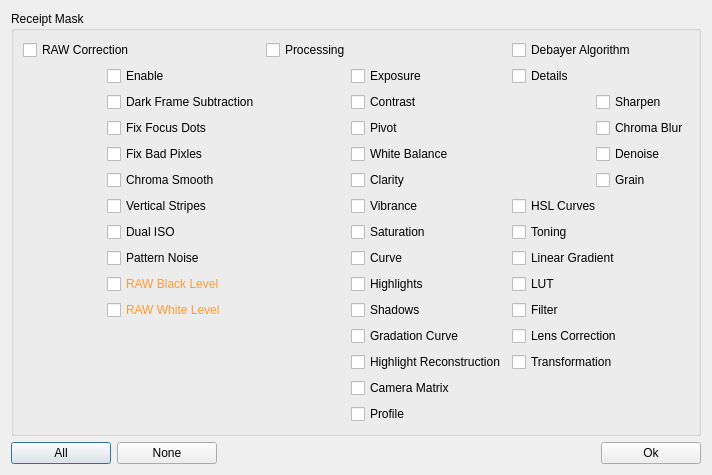
Old version of the form platform/qt/ReceiptCopyMaskDialog.ui in the repository ilia3101/MLV-App.
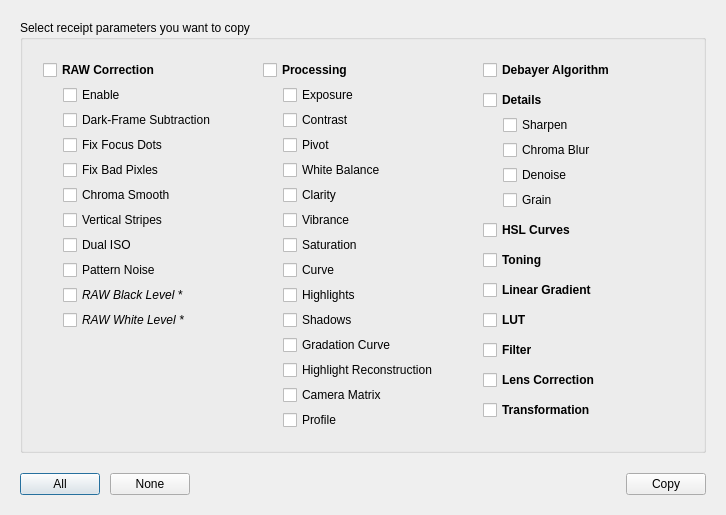
New version of the form.

The edit to the form file:
```diff
--- a/platform/qt/ReceiptCopyMaskDialog.ui
+++ b/platform/qt/ReceiptCopyMaskDialog.ui
@@ -2,31 +2,58 @@
 <ui version="4.0">
  <class>ReceiptCopyMaskDialog</class>
  <widget class="QDialog" name="ReceiptCopyMaskDialog">
-  <property name="geometry">
-   <rect>
-    <x>0</x>
-    <y>0</y>
-    <width>712</width>
-    <height>406</height>
-   </rect>
-  </property>
   <property name="windowTitle">
    <string>Receipt Mask Setup</string>
   </property>
-  <layout class="QGridLayout" name="gridLayout_3">
-   <item row="0" column="0" colspan="4">
+  <layout class="QVBoxLayout" name="verticalLayout_8">
+   <property name="spacing">
+    <number>20</number>
+   </property>
+   <property name="leftMargin">
+    <number>20</number>
+   </property>
+   <property name="topMargin">
+    <number>20</number>
+   </property>
+   <property name="rightMargin">
+    <number>20</number>
+   </property>
+   <property name="bottomMargin">
+    <number>20</number>
+   </property>
+   <item>
     <widget class="QGroupBox" name="groupBox">
      <property name="title">
-      <string>Receipt Mask</string>
+      <string>Select receipt parameters you want to copy</string>
      </property>
-     <layout class="QGridLayout" name="gridLayout_2">
+     <layout class="QGridLayout" name="gridLayout" columnminimumwidth="200,200,200">
+      <property name="leftMargin">
+       <number>20</number>
+      </property>
+      <property name="topMargin">
+       <number>20</number>
+      </property>
+      <property name="rightMargin">
+       <number>20</number>
+      </property>
+      <property name="bottomMargin">
+       <number>20</number>
+      </property>
+      <property name="horizontalSpacing">
+       <number>20</number>
+      </property>
       <item row="0" column="0">
-       <layout class="QGridLayout" name="gridLayout">
-        <property name="verticalSpacing">
-         <number>6</number>
+       <layout class="QVBoxLayout" name="verticalLayout_4">
+        <property name="spacing">
+         <number>5</number>
         </property>
-        <item row="0" column="0" colspan="2">
+        <item>
          <widget class="QCheckBox" name="checkBoxRawCorrection">
+          <property name="font">
+           <font>
+            <bold>true</bold>
+           </font>
+          </property>
           <property name="text">
            <string>RAW Correction</string>
           </property>
@@ -35,122 +62,13 @@
           </property>
          </widget>
         </item>
-        <item row="1" column="4" colspan="2">
-         <widget class="QCheckBox" name="checkBoxDetails">
-          <property name="text">
-           <string>Details</string>
-          </property>
-          <property name="tristate">
-           <bool>false</bool>
-          </property>
-         </widget>
-        </item>
-        <item row="2" column="5" rowspan="2">
-         <layout class="QVBoxLayout" name="verticalLayout">
-          <property name="spacing">
-           <number>6</number>
-          </property>
-          <property name="sizeConstraint">
-           <enum>QLayout::SetMinimumSize</enum>
-          </property>
-          <item>
-           <widget class="QCheckBox" name="checkBoxSharpen">
-            <property name="text">
-             <string>Sharpen</string>
-            </property>
-           </widget>
-          </item>
-          <item>
-           <widget class="QCheckBox" name="checkBoxChromaBlur">
-            <property name="text">
-             <string>Chroma Blur</string>
-            </property>
-           </widget>
-          </item>
-          <item>
-           <widget class="QCheckBox" name="checkBoxDenoise">
-            <property name="text">
-             <string>Denoise</string>
-            </property>
-           </widget>
-          </item>
-          <item>
-           <widget class="QCheckBox" name="checkBoxGrain">
-            <property name="text">
-             <string>Grain</string>
-            </property>
-           </widget>
-          </item>
-         </layout>
-        </item>
-        <item row="5" column="4" colspan="2">
-         <widget class="QCheckBox" name="checkBoxToning">
-          <property name="text">
-           <string>Toning</string>
-          </property>
-         </widget>
-        </item>
-        <item row="8" column="4" colspan="2">
-         <widget class="QCheckBox" name="checkBoxFilter">
-          <property name="text">
-           <string>Filter</string>
-          </property>
-         </widget>
-        </item>
-        <item row="4" column="4" colspan="2">
-         <widget class="QCheckBox" name="checkBoxHslCurves">
-          <property name="toolTip">
-           <string>Hue, Saturation, Luminance Curves</string>
-          </property>
-          <property name="text">
-           <string>HSL Curves</string>
-          </property>
-         </widget>
-        </item>
-        <item row="6" column="4" colspan="2">
-         <widget class="QCheckBox" name="checkBoxGradient">
-          <property name="text">
-           <string>Linear Gradient</string>
-          </property>
-         </widget>
-        </item>
-        <item row="10" column="4" colspan="2">
-         <widget class="QCheckBox" name="checkBoxTransformation">
-          <property name="toolTip">
-           <string>All parameters in group &quot;Transformation&quot;</string>
-          </property>
-          <property name="text">
-           <string>Transformation</string>
-          </property>
-         </widget>
-        </item>
-        <item row="0" column="4" colspan="2">
-         <widget class="QCheckBox" name="checkBoxDebayer">
-          <property name="text">
-           <string>Debayer Algorithm</string>
-          </property>
-         </widget>
-        </item>
-        <item row="0" column="2" colspan="2">
-         <widget class="QCheckBox" name="checkBoxProcessing">
-          <property name="text">
-           <string>Processing</string>
-          </property>
-          <property name="checked">
-           <bool>false</bool>
-          </property>
-          <property name="tristate">
-           <bool>false</bool>
-          </property>
-         </widget>
-        </item>
-        <item row="1" column="1" rowspan="11">
+        <item>
          <layout class="QVBoxLayout" name="verticalLayout_3">
           <property name="spacing">
-           <number>6</number>
+           <number>5</number>
           </property>
-          <property name="sizeConstraint">
-           <enum>QLayout::SetMinimumSize</enum>
+          <property name="leftMargin">
+           <number>20</number>
           </property>
           <item>
            <widget class="QCheckBox" name="checkBoxRawCorrectEnable">
@@ -162,7 +80,7 @@
           <item>
            <widget class="QCheckBox" name="checkBoxDarkFrameSubtraction">
             <property name="text">
-             <string>Dark Frame Subtraction</string>
+             <string>Dark-Frame Subtraction</string>
             </property>
            </widget>
           </item>
@@ -210,31 +128,31 @@
           </item>
           <item>
            <widget class="QCheckBox" name="checkBoxRawBlackLevel">
+            <property name="font">
+             <font>
+              <italic>true</italic>
+             </font>
+            </property>
             <property name="toolTip">
-             <string>Copying the RAW levels might screw up clips with different bit rate.</string>
-            </property>
-            <property name="styleSheet">
-             <string notr="true">QCheckBox{
-color: rgb(255, 154, 50)
-}</string>
+             <string>Copying the RAW levels might screw up clips with different bit rate</string>
             </property>
             <property name="text">
-             <string>RAW Black Level</string>
+             <string>RAW Black Level *</string>
             </property>
            </widget>
           </item>
           <item>
            <widget class="QCheckBox" name="checkBoxRawWhiteLevel">
+            <property name="font">
+             <font>
+              <italic>true</italic>
+             </font>
+            </property>
             <property name="toolTip">
-             <string>Copying the RAW levels might screw up clips with different bit rate.</string>
-            </property>
-            <property name="styleSheet">
-             <string notr="true">QCheckBox{
-color: rgb(255, 154, 50)
-}</string>
+             <string>Copying the RAW levels might screw up clips with different bit rate</string>
             </property>
             <property name="text">
-             <string>RAW White Level</string>
+             <string>RAW White Level *</string>
             </property>
            </widget>
           </item>
@@ -245,21 +163,46 @@
             </property>
             <property name="sizeHint" stdset="0">
              <size>
-              <width>20</width>
-              <height>40</height>
+              <width>0</width>
+              <height>0</height>
              </size>
             </property>
            </spacer>
           </item>
          </layout>
         </item>
-        <item row="1" column="3" rowspan="11">
+       </layout>
+      </item>
+      <item row="0" column="1">
+       <layout class="QVBoxLayout" name="verticalLayout_5">
+        <property name="spacing">
+         <number>5</number>
+        </property>
+        <item>
+         <widget class="QCheckBox" name="checkBoxProcessing">
+          <property name="font">
+           <font>
+            <bold>true</bold>
+           </font>
+          </property>
+          <property name="text">
+           <string>Processing</string>
+          </property>
+          <property name="checked">
+           <bool>false</bool>
+          </property>
+          <property name="tristate">
+           <bool>false</bool>
+          </property>
+         </widget>
+        </item>
+        <item>
          <layout class="QVBoxLayout" name="verticalLayout_2">
           <property name="spacing">
-           <number>6</number>
+           <number>5</number>
           </property>
-          <property name="sizeConstraint">
-           <enum>QLayout::SetMinimumSize</enum>
+          <property name="leftMargin">
+           <number>20</number>
           </property>
           <item>
            <widget class="QCheckBox" name="checkBoxExposure">
@@ -369,40 +312,207 @@
             </property>
             <property name="sizeHint" stdset="0">
              <size>
-              <width>20</width>
-              <height>40</height>
+              <width>0</width>
+              <height>0</height>
              </size>
             </property>
            </spacer>
           </item>
          </layout>
         </item>
-        <item row="9" column="4" colspan="2">
-         <widget class="QCheckBox" name="checkBoxVignette">
+       </layout>
+      </item>
+      <item row="0" column="2">
+       <layout class="QVBoxLayout" name="verticalLayout_7">
+        <property name="spacing">
+         <number>10</number>
+        </property>
+        <item>
+         <widget class="QCheckBox" name="checkBoxDebayer">
+          <property name="font">
+           <font>
+            <bold>true</bold>
+           </font>
+          </property>
+          <property name="text">
+           <string>Debayer Algorithm</string>
+          </property>
+         </widget>
+        </item>
+        <item>
+         <layout class="QVBoxLayout" name="verticalLayout_6">
+          <property name="spacing">
+           <number>5</number>
+          </property>
+          <item>
+           <widget class="QCheckBox" name="checkBoxDetails">
+            <property name="font">
+             <font>
+              <bold>true</bold>
+             </font>
+            </property>
+            <property name="text">
+             <string>Details</string>
+            </property>
+            <property name="tristate">
+             <bool>false</bool>
+            </property>
+           </widget>
+          </item>
+          <item>
+           <layout class="QVBoxLayout" name="verticalLayout">
+            <property name="spacing">
+             <number>5</number>
+            </property>
+            <property name="leftMargin">
+             <number>20</number>
+            </property>
+            <item>
+             <widget class="QCheckBox" name="checkBoxSharpen">
+              <property name="text">
+               <string>Sharpen</string>
+              </property>
+             </widget>
+            </item>
+            <item>
+             <widget class="QCheckBox" name="checkBoxChromaBlur">
+              <property name="text">
+               <string>Chroma Blur</string>
+              </property>
+             </widget>
+            </item>
+            <item>
+             <widget class="QCheckBox" name="checkBoxDenoise">
+              <property name="text">
+               <string>Denoise</string>
+              </property>
+             </widget>
+            </item>
+            <item>
+             <widget class="QCheckBox" name="checkBoxGrain">
+              <property name="text">
+               <string>Grain</string>
+              </property>
+             </widget>
+            </item>
+           </layout>
+          </item>
+         </layout>
+        </item>
+        <item>
+         <widget class="QCheckBox" name="checkBoxHslCurves">
+          <property name="font">
+           <font>
+            <bold>true</bold>
+           </font>
+          </property>
           <property name="toolTip">
            <string>All parameters in group &quot;Lens Correction&quot;</string>
           </property>
           <property name="text">
-           <string>Lens Correction</string>
+           <string>HSL Curves</string>
           </property>
          </widget>
         </item>
-        <item row="7" column="4" colspan="2">
+        <item>
+         <widget class="QCheckBox" name="checkBoxToning">
+          <property name="font">
+           <font>
+            <bold>true</bold>
+           </font>
+          </property>
+          <property name="toolTip">
+           <string>All group parameters</string>
+          </property>
+          <property name="text">
+           <string>Toning</string>
+          </property>
+         </widget>
+        </item>
+        <item>
+         <widget class="QCheckBox" name="checkBoxGradient">
+          <property name="font">
+           <font>
+            <bold>true</bold>
+           </font>
+          </property>
+          <property name="toolTip">
+           <string>All group parameters</string>
+          </property>
+          <property name="text">
+           <string>Linear Gradient</string>
+          </property>
+         </widget>
+        </item>
+        <item>
          <widget class="QCheckBox" name="checkBoxLut">
+          <property name="font">
+           <font>
+            <bold>true</bold>
+           </font>
+          </property>
+          <property name="toolTip">
+           <string>All group parameters</string>
+          </property>
           <property name="text">
            <string>LUT</string>
           </property>
          </widget>
         </item>
-        <item row="11" column="4" colspan="2">
-         <spacer name="verticalSpacer_4">
+        <item>
+         <widget class="QCheckBox" name="checkBoxFilter">
+          <property name="font">
+           <font>
+            <bold>true</bold>
+           </font>
+          </property>
+          <property name="toolTip">
+           <string>All group parameters</string>
+          </property>
+          <property name="text">
+           <string>Filter</string>
+          </property>
+         </widget>
+        </item>
+        <item>
+         <widget class="QCheckBox" name="checkBoxVignette">
+          <property name="font">
+           <font>
+            <bold>true</bold>
+           </font>
+          </property>
+          <property name="toolTip">
+           <string>All group parameters</string>
+          </property>
+          <property name="text">
+           <string>Lens Correction</string>
+          </property>
+         </widget>
+        </item>
+        <item>
+         <widget class="QCheckBox" name="checkBoxTransformation">
+          <property name="font">
+           <font>
+            <bold>true</bold>
+           </font>
+          </property>
+          <property name="toolTip">
+           <string>All group parameters</string>
+          </property>
+          <property name="text">
+           <string>Transformation</string>
+          </property>
+         </widget>
+        </item>
+        <item>
+         <spacer name="verticalSpacer_3">
           <property name="orientation">
-           <enum>Qt::Vertical</enum>
+           <enum>Qt::Orientation::Vertical</enum>
           </property>
           <property name="sizeHint" stdset="0">
            <size>
-            <width>20</width>
-            <height>40</height>
+            <width>0</width>
+            <height>0</height>
            </size>
           </property>
          </spacer>
@@ -412,60 +522,52 @@
      </layout>
     </widget>
    </item>
-   <item row="1" column="0">
-    <widget class="QPushButton" name="pushButtonAll">
-     <property name="minimumSize">
-      <size>
-       <width>100</width>
-       <height>0</height>
-      </size>
+   <item>
+    <layout class="QHBoxLayout" name="horizontalLayout">
+     <property name="spacing">
+      <number>10</number>
      </property>
-     <property name="text">
-      <string>All</string>
-     </property>
-    </widget>
-   </item>
-   <item row="1" column="1">
-    <widget class="QPushButton" name="pushButtonNone">
-     <property name="minimumSize">
-      <size>
-       <width>100</width>
-       <height>0</height>
-      </size>
-     </property>
-     <property name="text">
-      <string>None</string>
-     </property>
-    </widget>
-   </item>
-   <item row="1" column="2">
-    <spacer name="horizontalSpacer">
-     <property name="orientation">
-      <enum>Qt::Horizontal</enum>
-     </property>
-     <property name="sizeHint" stdset="0">
-      <size>
-       <width>379</width>
-       <height>20</height>
-      </size>
-     </property>
-    </spacer>
-   </item>
-   <item row="1" column="3">
-    <widget class="QPushButton" name="pushButtonOk">
-     <property name="minimumSize">
-      <size>
-       <width>100</width>
-       <height>0</height>
-      </size>
-     </property>
-     <property name="text">
-      <string>Ok</string>
-     </property>
-     <property name="shortcut">
-      <string>Return</string>
-     </property>
-    </widget>
+     <item>
+      <widget class="QPushButton" name="pushButtonAll">
+       <property name="toolTip">
+        <string>All except RAW levels</string>
+       </property>
+       <property name="text">
+        <string>All</string>
+       </property>
+      </widget>
+     </item>
+     <item>
+      <widget class="QPushButton" name="pushButtonNone">
+       <property name="text">
+        <string>None</string>
+       </property>
+      </widget>
+     </item>
+     <item>
+      <spacer name="horizontalSpacer">
+       <property name="orientation">
+        <enum>Qt::Orientation::Horizontal</enum>
+       </property>
+       <property name="sizeHint" stdset="0">
+        <size>
+         <width>0</width>
+         <height>0</height>
+        </size>
+       </property>
+      </spacer>
+     </item>
+     <item>
+      <widget class="QPushButton" name="pushButtonOk">
+       <property name="text">
+        <string>Copy</string>
+       </property>
+       <property name="shortcut">
+        <string>Return</string>
+       </property>
+      </widget>
+     </item>
+    </layout>
    </item>
   </layout>
  </widget>
```
Left out of the diff: 30 changed lines with no effect on the pictures.
